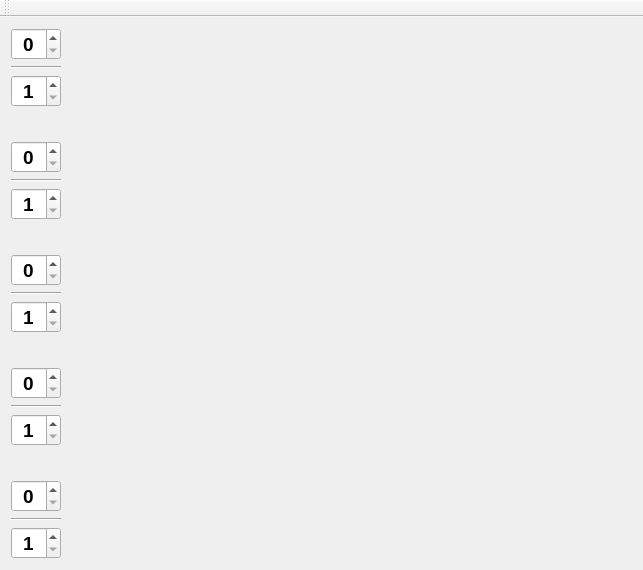
The window that mainwindow.ui (fthomas/fractions) describes before a commit, drawn with Qt 5.
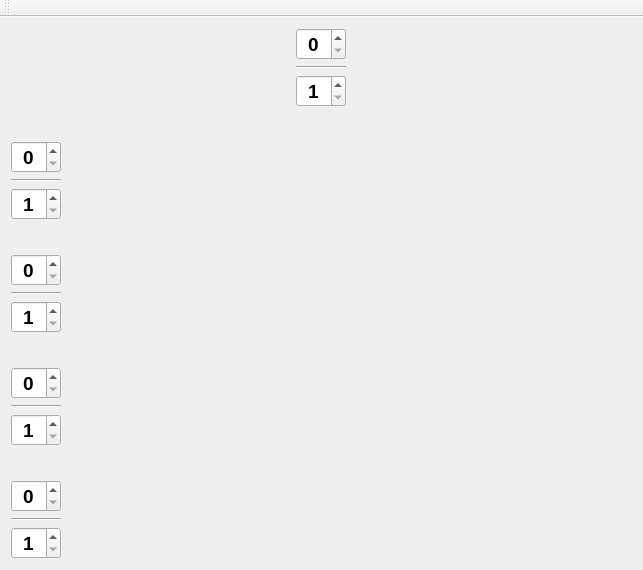
The same window after the commit.

Commit message: Renamed project and the image widget.

What changed in the file:
```diff
--- a/mainwindow.ui
+++ b/mainwindow.ui
@@ -22,7 +22,7 @@
   <widget class="QWidget" name="centralWidget">
    <layout class="QVBoxLayout" name="verticalLayout_6">
     <item>
-     <layout class="QHBoxLayout" name="horizontalLayout" stretch="0,1">
+     <layout class="QHBoxLayout" name="horizontalLayout1" stretch="0">
       <property name="spacing">
        <number>-1</number>
       </property>
@@ -92,16 +92,6 @@
         </item>
        </layout>
       </item>
-      <item>
-       <widget class="QWidget" name="widget1" native="true">
-        <property name="minimumSize">
-         <size>
-          <width>100</width>
-          <height>0</height>
-         </size>
-        </property>
-       </widget>
-      </item>
      </layout>
     </item>
     <item>
```
The commit also changes 5 other files.
